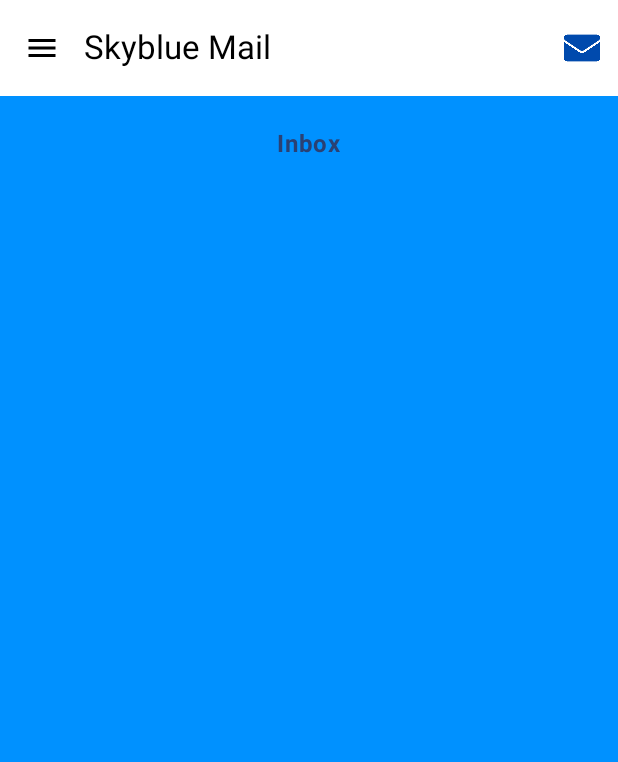
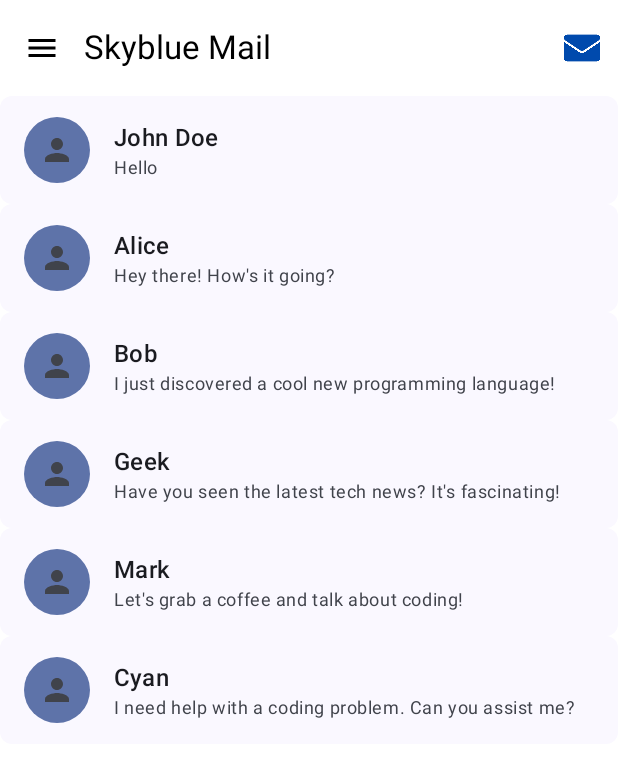
Before and after one commit to prasanth9689/Skyblue-Mail-Android, an Android app built with Jetpack Compose: the screen it shows after launch (MainActivity), on a phone screen of 412 x 824 dp. Shown: the top 762 px of the screen. Run offline under Robolectric (Android 15) with nearby library versions, the phone set to English and light mode, and no system bars.

Commit message:
Inbox list mvvm and swipe and delete added

```diff
--- a/app/build.gradle.kts
+++ b/app/build.gradle.kts
@@ -62,4 +62,6 @@ dependencies {
     debugImplementation(libs.androidx.ui.test.manifest)
 
     implementation("androidx.compose.material:material-icons-extended:1.4.3")
+    implementation("androidx.compose.foundation:foundation")
+    implementation("androidx.lifecycle:lifecycle-viewmodel-compose:2.6.2")
 }
--- a/app/src/main/java/com/skyblue/mail/MainActivity.kt
+++ b/app/src/main/java/com/skyblue/mail/MainActivity.kt
@@ -1,5 +1,6 @@
 package com.skyblue.mail
 
+import android.annotation.SuppressLint
 import android.os.Bundle
 import androidx.activity.ComponentActivity
 import androidx.activity.compose.setContent
@@ -7,12 +8,15 @@ import androidx.activity.enableEdgeToEdge
 import androidx.compose.foundation.Image
 import androidx.compose.foundation.background
 import androidx.compose.foundation.layout.Column
+import androidx.compose.foundation.layout.PaddingValues
 import androidx.compose.foundation.layout.fillMaxHeight
 import androidx.compose.foundation.layout.fillMaxSize
 import androidx.compose.foundation.layout.fillMaxWidth
 import androidx.compose.foundation.layout.padding
 import androidx.compose.foundation.layout.requiredWidth
 import androidx.compose.foundation.layout.size
+import androidx.compose.foundation.lazy.LazyColumn
+import androidx.compose.foundation.lazy.itemsIndexed
 import androidx.compose.material.icons.Icons
 import androidx.compose.material.icons.filled.ArrowBack
 import androidx.compose.material.icons.filled.Menu
@@ -33,6 +37,7 @@ import androidx.compose.material3.TopAppBar
 import androidx.compose.material3.TopAppBarDefaults
 import androidx.compose.material3.rememberDrawerState
 import androidx.compose.runtime.Composable
+import androidx.compose.runtime.collectAsState
 import androidx.compose.runtime.getValue
 import androidx.compose.runtime.mutableStateOf
 import androidx.compose.runtime.remember
@@ -45,6 +50,9 @@ import androidx.compose.ui.res.painterResource
 import androidx.compose.ui.text.font.FontWeight
 import androidx.compose.ui.tooling.preview.Preview
 import androidx.compose.ui.unit.dp
+import androidx.lifecycle.viewmodel.compose.viewModel
+import com.skyblue.mail.inbox.EmailItem
+import com.skyblue.mail.inbox.EmailViewModel
 import com.skyblue.mail.ui.theme.SkyblueMailAndroidTheme
 import kotlinx.coroutines.launch
 
@@ -100,25 +108,29 @@ fun Screen(title: String) {
     }
 }
 
+@OptIn(ExperimentalMaterial3Api::class)
 @Composable
-fun InboxScreen() {
-  //  Screen(screenName(Screens.InboxScreen))
-    Column(
-        modifier = Modifier
-            .background(color = colorResource(R.color.inbox))
-            .padding(20.dp)
-            .fillMaxWidth()
-            .fillMaxHeight(),
-        horizontalAlignment = Alignment.CenterHorizontally
+fun InboxScreen(emailViewModel: EmailViewModel = viewModel()) {
+    val messages by emailViewModel.messageState.collectAsState()
+            LazyColumn(
+                modifier = Modifier
+                    .padding(0.dp)
+                    .background(colorResource(R.color.white))
+                    .fillMaxSize(),
+                contentPadding = PaddingValues(vertical = 0.dp),
+            ) {
+                itemsIndexed(
+                    items = messages,
+                    // Provide a unique key based on the email content
+                    key = { _, item -> item.hashCode() }
+                ) { _, emailContent ->
+                    // Display each email item
+                    EmailItem(emailContent, onRemove = emailViewModel::removeItem)
+                }
+            }
+        }
 
-    ) {
-        Text(
-            text = "Inbox",
-            fontWeight = FontWeight.Bold,
-            color = MaterialTheme.colorScheme.primary
-        )
-    }
-}
+
 
 @Composable
 fun SentScreen() {
--- /dev/null
+++ b/app/src/main/java/com/skyblue/mail/inbox/DismissBackground.kt
@@ -0,0 +1,51 @@
+package com.skyblue.mail.inbox
+
+import androidx.compose.foundation.background
+import androidx.compose.foundation.layout.Arrangement
+import androidx.compose.foundation.layout.Row
+import androidx.compose.foundation.layout.Spacer
+import androidx.compose.foundation.layout.fillMaxSize
+import androidx.compose.foundation.layout.padding
+import androidx.compose.material.icons.Icons
+import androidx.compose.material.icons.filled.Delete
+import androidx.compose.material3.ExperimentalMaterial3Api
+import androidx.compose.material3.Icon
+import androidx.compose.material3.SwipeToDismissBoxState
+import androidx.compose.material3.SwipeToDismissBoxValue
+import androidx.compose.runtime.Composable
+import androidx.compose.ui.Alignment
+import androidx.compose.ui.Modifier
+import androidx.compose.ui.graphics.Color
+import androidx.compose.ui.res.painterResource
+import androidx.compose.ui.unit.dp
+import com.skyblue.mail.R
+
+@OptIn(ExperimentalMaterial3Api::class)
+@Composable
+fun DismissBackground(dismissState: SwipeToDismissBoxState) {
+    val color = when (dismissState.dismissDirection) {
+        SwipeToDismissBoxValue.StartToEnd -> Color(0xFFFF1744)
+        SwipeToDismissBoxValue.EndToStart -> Color(0xFF1DE9B6)
+        SwipeToDismissBoxValue.Settled -> Color.Transparent
+    }
+
+    Row(
+        modifier = Modifier
+            .fillMaxSize()
+            .background(color)
+            .padding(12.dp, 8.dp),
+        verticalAlignment = Alignment.CenterVertically,
+        horizontalArrangement = Arrangement.SpaceBetween
+    ) {
+        Icon(
+            Icons.Default.Delete,
+            contentDescription = "delete"
+        )
+        Spacer(modifier = Modifier)
+        Icon(
+            // make sure add baseline_archive_24 resource to drawable folder
+            painter = painterResource(R.drawable.ic_launcher_background),
+            contentDescription = "Archive"
+        )
+    }
+}
--- /dev/null
+++ b/app/src/main/java/com/skyblue/mail/inbox/EmailItem.kt
@@ -0,0 +1,50 @@
+package com.skyblue.mail.inbox
+
+import android.widget.Toast
+import androidx.compose.material3.ExperimentalMaterial3Api
+import androidx.compose.material3.SwipeToDismissBox
+import androidx.compose.material3.SwipeToDismissBoxValue.EndToStart
+import androidx.compose.material3.SwipeToDismissBoxValue.Settled
+import androidx.compose.material3.SwipeToDismissBoxValue.StartToEnd
+import androidx.compose.material3.rememberSwipeToDismissBoxState
+import androidx.compose.runtime.Composable
+import androidx.compose.runtime.getValue
+import androidx.compose.runtime.rememberUpdatedState
+import androidx.compose.ui.Modifier
+import androidx.compose.ui.platform.LocalContext
+
+@OptIn(ExperimentalMaterial3Api::class)
+@Composable
+fun EmailItem(
+    emailMessage: EmailMessage,
+    modifier: Modifier = Modifier,
+    onRemove: (EmailMessage) -> Unit
+) {
+    val context = LocalContext.current
+    val currentItem by rememberUpdatedState(emailMessage)
+    val dismissState = rememberSwipeToDismissBoxState(
+        confirmValueChange = {
+            when(it) {
+                StartToEnd -> {
+                    onRemove(currentItem)
+                    Toast.makeText(context, "Item deleted", Toast.LENGTH_SHORT).show()
+                }
+                EndToStart -> {
+                    onRemove(currentItem)
+                    Toast.makeText(context, "Item archived", Toast.LENGTH_SHORT).show()
+                }
+                Settled -> return@rememberSwipeToDismissBoxState false
+            }
+            return@rememberSwipeToDismissBoxState true
+        },
+        // positional threshold of 25%
+        positionalThreshold = { it * .25f }
+    )
+    SwipeToDismissBox(
+        state = dismissState,
+        modifier = modifier,
+        backgroundContent = { DismissBackground(dismissState)},
+        content = {
+            EmailMessageCard(emailMessage)
+        })
+}
--- /dev/null
+++ b/app/src/main/java/com/skyblue/mail/inbox/EmailMessage.kt
@@ -0,0 +1,6 @@
+package com.skyblue.mail.inbox
+
+data class EmailMessage (
+    val sender: String,
+    val message: String
+)
--- /dev/null
+++ b/app/src/main/java/com/skyblue/mail/inbox/EmailMessageCard.kt
@@ -0,0 +1,53 @@
+package com.skyblue.mail.inbox
+
+import androidx.compose.foundation.background
+import androidx.compose.foundation.layout.padding
+import androidx.compose.foundation.shape.CircleShape
+import androidx.compose.material.icons.Icons
+import androidx.compose.material.icons.filled.Person
+import androidx.compose.material3.Icon
+import androidx.compose.material3.ListItem
+import androidx.compose.material3.MaterialTheme
+import androidx.compose.material3.Text
+import androidx.compose.runtime.Composable
+import androidx.compose.ui.Modifier
+import androidx.compose.ui.draw.clip
+import androidx.compose.ui.unit.dp
+
+/**
+ * Composable that represents a single email message card.
+ *
+ * @param emailMessage The email message to display.
+ */
+
+@Composable
+fun EmailMessageCard(emailMessage: EmailMessage) {
+    ListItem(
+      //  modifier = Modifier.clip(MaterialTheme.shapes.small)
+        modifier = Modifier
+            .clip(MaterialTheme.shapes.small)
+        ,
+        headlineContent = {
+            Text(
+                emailMessage.sender,
+                style = MaterialTheme.typography.titleMedium
+            )
+        },
+        supportingContent = {
+            Text(
+                emailMessage.message,
+                style = MaterialTheme.typography.bodySmall
+            )
+        },
+        leadingContent = {
+            Icon(
+                Icons.Filled.Person,
+                contentDescription = "person icon",
+                Modifier
+                    .clip(CircleShape)
+                    .background(MaterialTheme.colorScheme.primaryContainer)
+                    .padding(10.dp)
+            )
+        }
+    )
+}
--- /dev/null
+++ b/app/src/main/java/com/skyblue/mail/inbox/EmailViewModel.kt
@@ -0,0 +1,38 @@
+package com.skyblue.mail.inbox
+
+import androidx.lifecycle.ViewModel
+import kotlinx.coroutines.flow.MutableStateFlow
+import kotlinx.coroutines.flow.StateFlow
+import kotlinx.coroutines.flow.asStateFlow
+import kotlinx.coroutines.flow.update
+
+class EmailViewModel : ViewModel() {
+
+    private val _messageState = MutableStateFlow(emptyList<EmailMessage>())
+    val messageState : StateFlow<List<EmailMessage>> = _messageState.asStateFlow()
+
+    init {
+        _messageState.update { sampleMessages() }
+    }
+
+    fun refresh(){
+        _messageState.update { sampleMessages() }
+    }
+
+    fun removeItem(currentItem: EmailMessage) {
+        _messageState.update {
+            val mutableList = it.toMutableList()
+            mutableList.remove(currentItem)
+            mutableList
+        }
+    }
+
+    private fun sampleMessages()= listOf(
+        EmailMessage("John Doe", "Hello"),
+        EmailMessage("Alice", "Hey there! How's it going?"),
+        EmailMessage("Bob", "I just discovered a cool new programming language!"),
+        EmailMessage("Geek", "Have you seen the latest tech news? It's fascinating!"),
+        EmailMessage("Mark", "Let's grab a coffee and talk about coding!"),
+        EmailMessage("Cyan", "I need help with a coding problem. Can you assist me?"),
+    )
+}
```
